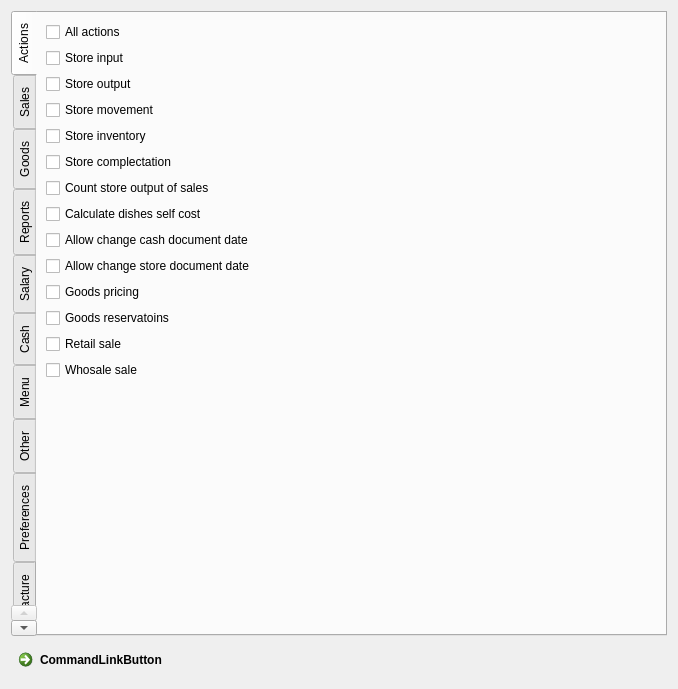
Before: the Qt Designer form Forms/c5grouppermissionseditor.ui in End1-1/Cafe5, drawn with Qt 5.
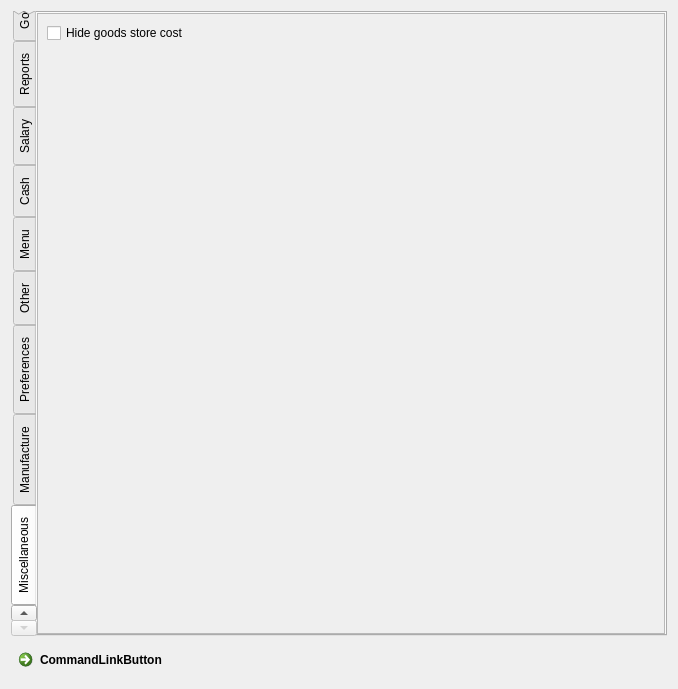
After: the same form once the commit is applied. The open tabs and pages were chosen to show the change. Custom widgets are drawn as their Qt base class.

Diff of the .ui file:
```diff
--- a/Forms/c5grouppermissionseditor.ui
+++ b/Forms/c5grouppermissionseditor.ui
@@ -1666,6 +1666,70 @@
        </item>
       </layout>
      </widget>
+     <widget class="QWidget" name="tab_11">
+      <attribute name="title">
+       <string>Miscellaneous</string>
+      </attribute>
+      <layout class="QVBoxLayout" name="verticalLayout_7">
+       <property name="spacing">
+        <number>0</number>
+       </property>
+       <property name="leftMargin">
+        <number>0</number>
+       </property>
+       <property name="topMargin">
+        <number>0</number>
+       </property>
+       <property name="rightMargin">
+        <number>0</number>
+       </property>
+       <property name="bottomMargin">
+        <number>0</number>
+       </property>
+       <item>
+        <widget class="QScrollArea" name="scrollArea_4">
+         <property name="widgetResizable">
+          <bool>true</bool>
+         </property>
+         <widget class="QWidget" name="scrollAreaWidgetContents_4">
+          <property name="geometry">
+           <rect>
+            <x>0</x>
+            <y>0</y>
+            <width>628</width>
+            <height>619</height>
+           </rect>
+          </property>
+          <layout class="QVBoxLayout" name="verticalLayout_8">
+           <item>
+            <widget class="C5CheckBox" name="chREportsAllItems_2">
+             <property name="text">
+              <string>Hide goods store cost</string>
+             </property>
+             <property name="Tag" stdset="0">
+              <number>1101</number>
+             </property>
+            </widget>
+           </item>
+           <item>
+            <spacer name="verticalSpacer_10">
+             <property name="orientation">
+              <enum>Qt::Vertical</enum>
+             </property>
+             <property name="sizeHint" stdset="0">
+              <size>
+               <width>20</width>
+               <height>570</height>
+              </size>
+             </property>
+            </spacer>
+           </item>
+          </layout>
+         </widget>
+        </widget>
+       </item>
+      </layout>
+     </widget>
     </widget>
    </item>
    <item>
```
Left out of the diff: 24 changed lines with no effect on the pictures.
